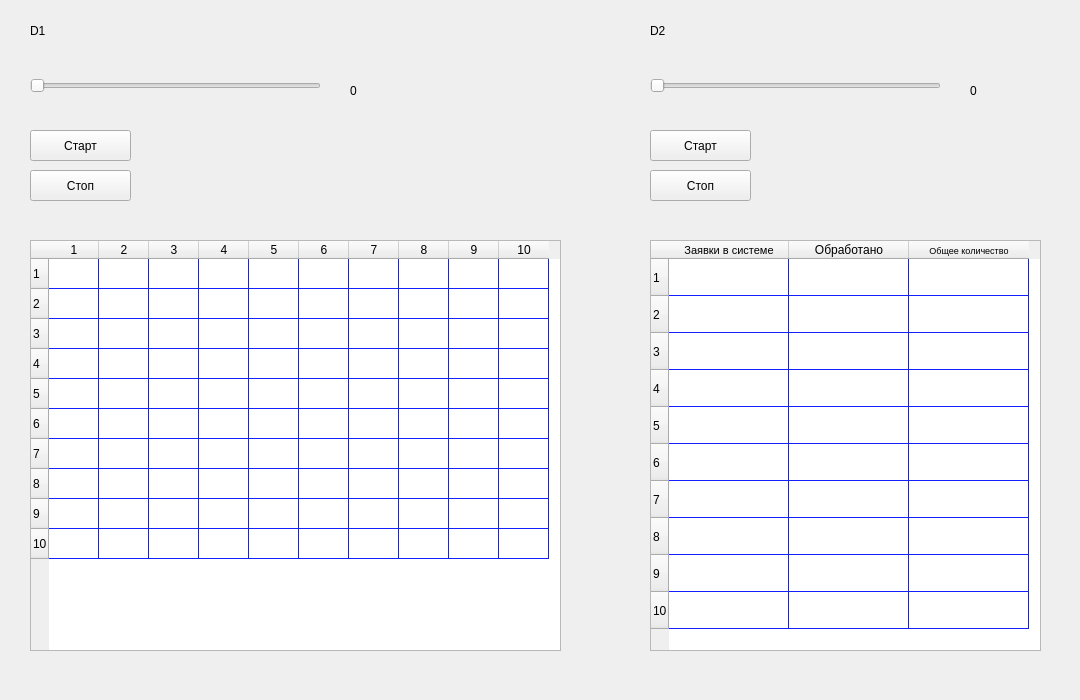
Qt form Queue.ui (Alexey-irlic/Lab4) before a commit.
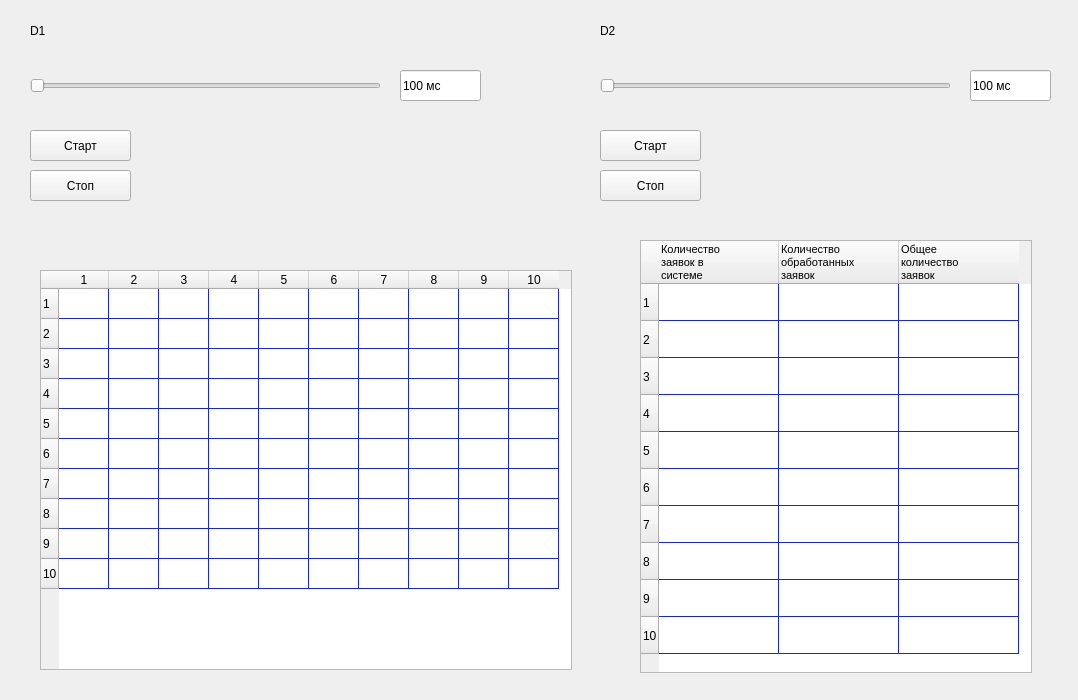
The same form after that commit.

Patch:
```diff
--- a/Queue.ui
+++ b/Queue.ui
@@ -4,7 +4,7 @@
  <widget class="QMainWindow" name="MainWindow">
   <property name="minimumSize">
    <size>
-    <width>1080</width>
+    <width>1078</width>
     <height>700</height>
    </size>
   </property>
@@ -26,7 +26,7 @@
      <rect>
       <x>30</x>
       <y>70</y>
-      <width>291</width>
+      <width>351</width>
       <height>31</height>
      </rect>
     </property>
@@ -37,9 +37,9 @@
    <widget class="QSlider" name="horizontalSlider_D2">
     <property name="geometry">
      <rect>
-      <x>650</x>
+      <x>600</x>
       <y>70</y>
-      <width>291</width>
+      <width>351</width>
       <height>31</height>
      </rect>
     </property>
@@ -84,10 +84,10 @@
    <widget class="QTableWidget" name="tableWidget_properties">
     <property name="geometry">
      <rect>
-      <x>650</x>
+      <x>640</x>
       <y>240</y>
-      <width>391</width>
-      <height>411</height>
+      <width>392</width>
+      <height>433</height>
      </rect>
     </property>
     <property name="minimumSize">
@@ -110,8 +110,10 @@
     </property>
     <property name="font">
      <font>
+      <family>MS Shell Dlg 2</family>
       <pointsize>9</pointsize>
       <weight>50</weight>
+      <italic>false</italic>
       <bold>false</bold>
      </font>
     </property>
@@ -169,39 +171,63 @@
     <row/>
     <column>
      <property name="text">
-      <string>Заявки в системе</string>
+      <string>Количество 
+заявок в 
+системе</string>
      </property>
      <property name="font">
       <font>
        <pointsize>8</pointsize>
       </font>
      </property>
+     <property name="textAlignment">
+      <set>AlignLeading|AlignTop</set>
+     </property>
     </column>
     <column>
      <property name="text">
-      <string>Обработано</string>
+      <string>Количество 
+обработанных 
+заявок</string>
      </property>
+     <property name="font">
+      <font>
+       <family>Segoe UI</family>
+       <pointsize>8</pointsize>
+      </font>
+     </property>
+     <property name="textAlignment">
+      <set>AlignLeading|AlignTop</set>
+     </property>
     </column>
     <column>
      <property name="text">
-      <string>Общее количество</string>
+      <string>Общее 
+количество 
+заявок</string>
      </property>
      <property name="font">
       <font>
-       <pointsize>7</pointsize>
+       <pointsize>8</pointsize>
       </font>
      </property>
+     <property name="textAlignment">
+      <set>AlignLeading|AlignTop</set>
+     </property>
     </column>
    </widget>
    <widget class="QTableWidget" name="tableWidget_queue">
     <property name="geometry">
      <rect>
-      <x>30</x>
-      <y>240</y>
-      <width>531</width>
-      <height>411</height>
+      <x>40</x>
+      <y>270</y>
+      <width>532</width>
+      <height>400</height>
      </rect>
     </property>
+    <property name="styleSheet">
+     <string notr="true">font: 9pt &quot;MS Shell Dlg 2&quot;;</string>
+    </property>
     <property name="rowCount">
      <number>10</number>
     </property>
@@ -235,7 +261,7 @@
    <widget class="QPushButton" name="pushButton_Start_D2">
     <property name="geometry">
      <rect>
-      <x>650</x>
+      <x>600</x>
       <y>130</y>
       <width>101</width>
       <height>31</height>
@@ -252,7 +278,7 @@
    <widget class="QPushButton" name="pushButton_Stop_D2">
     <property name="geometry">
      <rect>
-      <x>650</x>
+      <x>600</x>
       <y>170</y>
       <width>101</width>
       <height>31</height>
@@ -266,38 +292,6 @@
      <string>Стоп</string>
     </property>
    </widget>
-   <widget class="QLabel" name="label_for_slader_D1">
-    <property name="geometry">
-     <rect>
-      <x>350</x>
-      <y>80</y>
-      <width>61</width>
-      <height>21</height>
-     </rect>
-    </property>
-    <property name="styleSheet">
-     <string notr="true">font: 13pt &quot;MS Shell Dlg 2&quot;;</string>
-    </property>
-    <property name="text">
-     <string>0</string>
-    </property>
-   </widget>
-   <widget class="QLabel" name="label_for_slader_D2">
-    <property name="geometry">
-     <rect>
-      <x>970</x>
-      <y>80</y>
-      <width>55</width>
-      <height>21</height>
-     </rect>
-    </property>
-    <property name="styleSheet">
-     <string notr="true">font: 13pt &quot;MS Shell Dlg 2&quot;;</string>
-    </property>
-    <property name="text">
-     <string>0</string>
-    </property>
-   </widget>
    <widget class="QLabel" name="simple_label_D1">
     <property name="geometry">
      <rect>
@@ -317,7 +311,7 @@
    <widget class="QLabel" name="simple_label_D2">
     <property name="geometry">
      <rect>
-      <x>650</x>
+      <x>600</x>
       <y>10</y>
       <width>61</width>
       <height>41</height>
@@ -330,6 +324,38 @@
      <string>D2</string>
     </property>
    </widget>
+   <widget class="QLineEdit" name="label_for_slader_D1">
+    <property name="geometry">
+     <rect>
+      <x>400</x>
+      <y>70</y>
+      <width>81</width>
+      <height>31</height>
+     </rect>
+    </property>
+    <property name="styleSheet">
+     <string notr="true">font: 12pt &quot;MS Shell Dlg 2&quot;;</string>
+    </property>
+    <property name="text">
+     <string>100 мс</string>
+    </property>
+   </widget>
+   <widget class="QLineEdit" name="label_for_slader_D2">
+    <property name="geometry">
+     <rect>
+      <x>970</x>
+      <y>70</y>
+      <width>81</width>
+      <height>31</height>
+     </rect>
+    </property>
+    <property name="styleSheet">
+     <string notr="true">font: 12pt &quot;MS Shell Dlg 2&quot;;</string>
+    </property>
+    <property name="text">
+     <string>100 мс</string>
+    </property>
+   </widget>
   </widget>
  </widget>
  <resources/>
```
Left out of the diff: 2 changed lines with no effect on the pictures.
